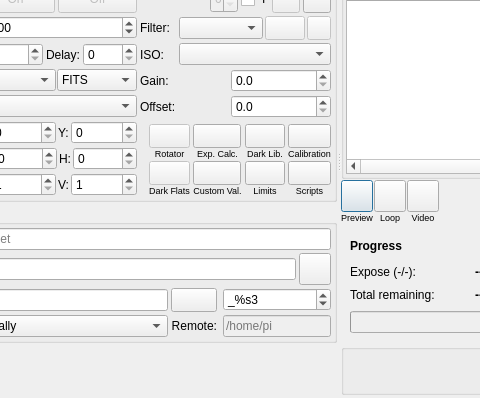
Qt form kstars/ekos/capture/camera.ui (KMilhan/fgstars) before a commit; both pictures show x 90 to 570 and y 93 to 491 of the 774 by 491 pixel window.
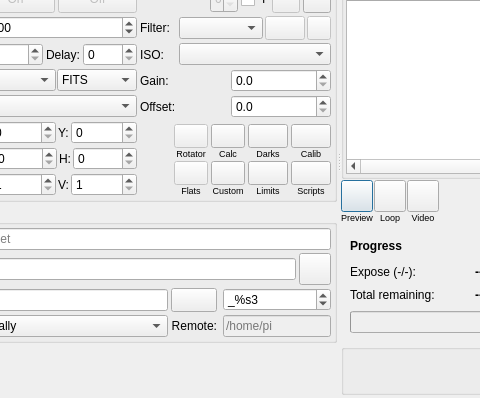
The same form after that commit. Icons and pictures are not drawn. Custom widgets are drawn as their Qt base class.

Commit message:
🎨 Fix UI clipping and text overlapping across multiple Ekos modules
- Guide Tab: Renamed the duplicate 'Corr' checkboxes under the drift graph to 'RA Corr' and 'DEC Corr' for clarity.
- Capture Tab: Shortened action button labels (Dark Flats -> Flats, Exp. Calc. -> Calc, Dark Lib. -> Darks, Calibration -> Calib, Custom Val. -> Custom) to prevent horizontal overlap on narrow screens.
- Mount Tab: Shortened 'Meridian flip inactive' to 'MF inactive' and other MF strings to 'MF' to fit within the summary layout constraints.

```diff
--- a/kstars/ekos/capture/camera.ui
+++ b/kstars/ekos/capture/camera.ui
@@ -951,7 +951,7 @@
                 </font>
                </property>
                <property name="text">
-                <string>Dark Lib.</string>
+                <string>Darks</string>
                </property>
                <property name="alignment">
                 <set>Qt::AlignCenter</set>
@@ -1034,7 +1034,7 @@
                 </font>
                </property>
                <property name="text">
-                <string>Exp. Calc.</string>
+                <string>Calc</string>
                </property>
                <property name="alignment">
                 <set>Qt::AlignCenter</set>
@@ -1157,7 +1157,7 @@
                 </font>
                </property>
                <property name="text">
-                <string>Calibration</string>
+                <string>Calib</string>
                </property>
                <property name="alignment">
                 <set>Qt::AlignCenter</set>
@@ -1212,7 +1212,7 @@
                 </font>
                </property>
                <property name="text">
-                <string>Dark Flats</string>
+                <string>Flats</string>
                </property>
                <property name="alignment">
                 <set>Qt::AlignCenter</set>
@@ -1264,7 +1264,7 @@
                 </font>
                </property>
                <property name="text">
-                <string>Custom Val.</string>
+                <string>Custom</string>
                </property>
                <property name="alignment">
                 <set>Qt::AlignCenter</set>
```
The commit also changes 2 other files.
